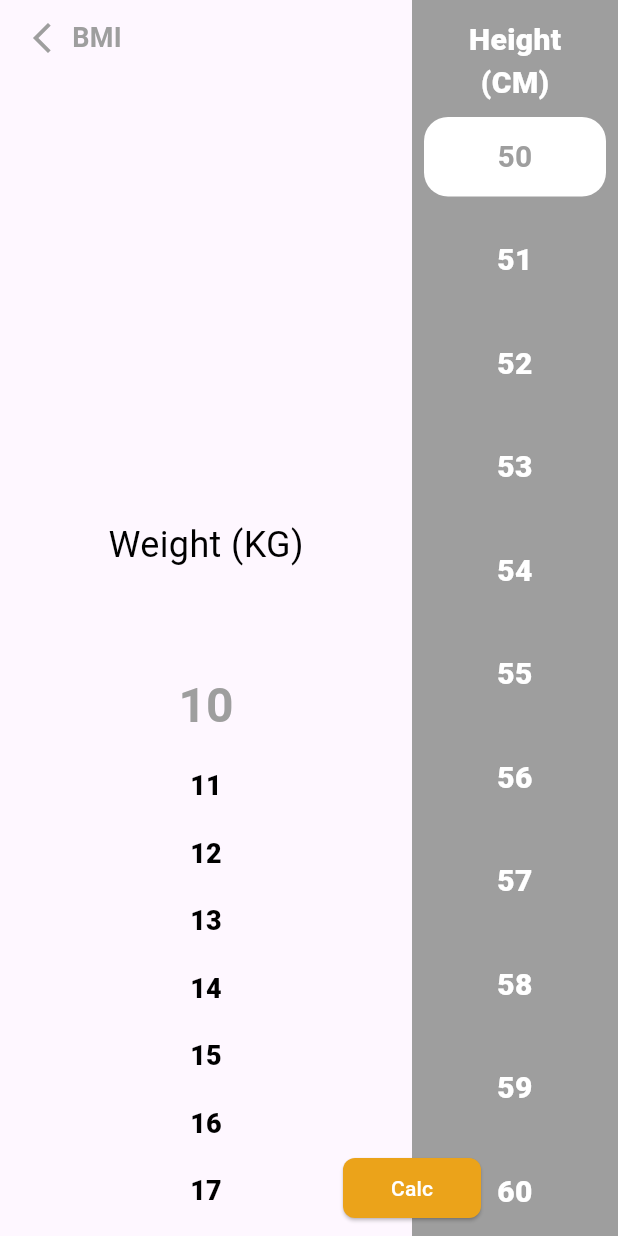
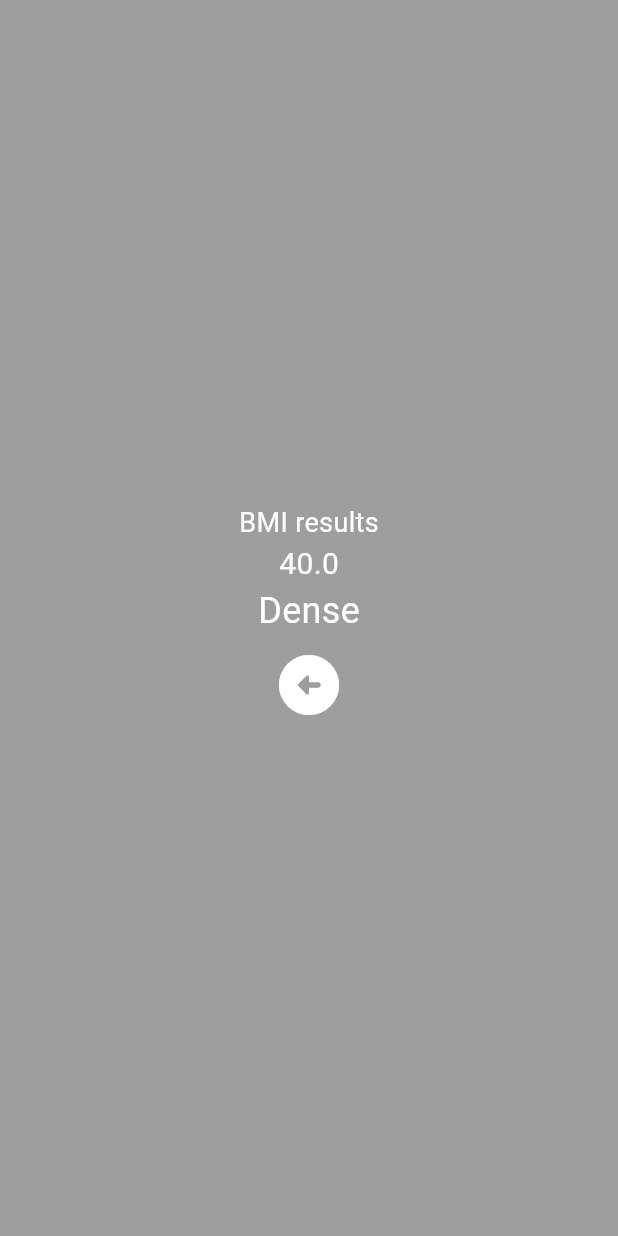
Before and after one commit to MohammedGhazaly/bmi_plus, a Flutter app: the ControlView screen opened directly with empty values, after a tap on "Calc", on a phone screen of 412 x 824 dp. Run offline on Flutter 3.47's test engine with Material 3 defaults, Android fonts, the light colour scheme and no system bars.

Commit message:
Finished result page with back button and finished app

```diff
--- a/lib/features/control/widgets/cart_view_gender_and_weight_pciker.dart
+++ b/lib/features/control/widgets/cart_view_gender_and_weight_pciker.dart
@@ -7,8 +7,9 @@ class ControlViewGenderAndWeightPicker extends StatefulWidget {
   const ControlViewGenderAndWeightPicker({
     super.key,
     required this.gender,
+    required this.onPressedFunction,
   });
-
+  final Function(int weight) onPressedFunction;
   final GenderModel gender;
 
   @override
@@ -69,6 +70,7 @@ class _ControlViewGenderAndWeightPickerState
                 onTap: () {
                   selectedWeight = initialWeight + index;
                   setState(() {});
+                  widget.onPressedFunction(selectedWeight);
                 },
                 child: WeightWidget(
                   weight: weight,
--- a/lib/features/control/widgets/control_view_body.dart
+++ b/lib/features/control/widgets/control_view_body.dart
@@ -1,7 +1,11 @@
+import 'dart:math';
+
 import 'package:bmi_plus/core/app_colors.dart';
 import 'package:bmi_plus/features/control/widgets/cart_view_gender_and_weight_pciker.dart';
 import 'package:bmi_plus/features/control/widgets/control_view_height_picker.dart';
+import 'package:bmi_plus/features/results/results_view.dart';
 import 'package:bmi_plus/models/gender_model.dart';
+import 'package:flutter/cupertino.dart';
 import 'package:flutter/material.dart';
 
 class ControlViewBody extends StatelessWidget {
@@ -11,6 +15,8 @@ class ControlViewBody extends StatelessWidget {
 
   @override
   Widget build(BuildContext context) {
+    var weight = 10;
+    var height = 50;
     return Stack(
       children: [
         Row(
@@ -18,12 +24,21 @@ class ControlViewBody extends StatelessWidget {
             Expanded(
               flex: 4,
               child: SafeArea(
-                child: ControlViewGenderAndWeightPicker(gender: gender),
+                child: ControlViewGenderAndWeightPicker(
+                  gender: gender,
+                  onPressedFunction: (selectedWeight) {
+                    weight = selectedWeight;
+                  },
+                ),
               ),
             ),
             Expanded(
               flex: 2,
-              child: ControlViewHeightPicker(gender: gender),
+              child: ControlViewHeightPicker(
+                  gender: gender,
+                  onPressedFunction: (selectedHeight) {
+                    height = selectedHeight;
+                  }),
             ),
           ],
         ),
@@ -41,7 +56,13 @@ class ControlViewBody extends StatelessWidget {
                   borderRadius: BorderRadius.circular(8),
                 ),
               ),
-              onPressed: () {},
+              onPressed: () {
+                double bmi = ((weight) / pow(height / 100, 2));
+                Navigator.push(context,
+                    CupertinoModalPopupRoute(builder: (context) {
+                  return ResultsView(bmi: bmi, color: gender.color);
+                }));
+              },
               child: Text(
                 "Calc",
               ),
--- a/lib/features/control/widgets/control_view_height_picker.dart
+++ b/lib/features/control/widgets/control_view_height_picker.dart
@@ -6,8 +6,9 @@ class ControlViewHeightPicker extends StatefulWidget {
   const ControlViewHeightPicker({
     super.key,
     required this.gender,
+    required this.onPressedFunction,
   });
-
+  final Function(int height) onPressedFunction;
   final GenderModel gender;
 
   @override
@@ -54,6 +55,7 @@ class _ControlViewHeightPickerState extends State<ControlViewHeightPicker> {
                   onTap: () {
                     selectedHeight = initialHeight + index;
                     setState(() {});
+                    widget.onPressedFunction(selectedHeight);
                   },
                   child: HeightWidget(
                     weight: weight,
--- /dev/null
+++ b/lib/features/results/results_view.dart
@@ -0,0 +1,16 @@
+import 'package:bmi_plus/features/results/widgets/results_view_body.dart';
+import 'package:flutter/material.dart';
+
+class ResultsView extends StatelessWidget {
+  final double bmi;
+  final Color color;
+  const ResultsView({super.key, required this.bmi, required this.color});
+
+  @override
+  Widget build(BuildContext context) {
+    return Scaffold(
+      backgroundColor: color,
+      body: ResultsViewBody(bmi: bmi),
+    );
+  }
+}
--- /dev/null
+++ b/lib/features/results/widgets/results_view_body.dart
@@ -0,0 +1,57 @@
+import 'package:flutter/material.dart';
+
+class ResultsViewBody extends StatelessWidget {
+  final double bmi;
+  const ResultsViewBody({super.key, required this.bmi});
+
+  @override
+  Widget build(BuildContext context) {
+    String result = "";
+    switch (bmi) {
+      case < 18:
+        result = "Severe Thinness";
+        break;
+      case > 18.5 && < 25:
+        result = "Normal";
+        break;
+      case > 25 && < 30:
+        result = "Overweight";
+        break;
+      case > 30:
+        result = "Dense";
+        break;
+      default:
+        result = "Unknown";
+        break;
+    }
+    return Center(
+      child: Column(
+        mainAxisAlignment: MainAxisAlignment.center,
+        children: [
+          const Text(
+            "BMI results",
+            style: TextStyle(fontSize: 18, color: Colors.white),
+          ),
+          Text(
+            bmi.toStringAsFixed(1),
+            style: TextStyle(fontSize: 20, color: Colors.white),
+          ),
+          Text(
+            result,
+            style: TextStyle(fontSize: 24, color: Colors.white),
+          ),
+          IconButton(
+            onPressed: () {
+              Navigator.pop(context);
+            },
+            icon: const Icon(
+              Icons.arrow_circle_left_rounded,
+              color: Colors.white,
+              size: 48,
+            ),
+          )
+        ],
+      ),
+    );
+  }
+}
```
